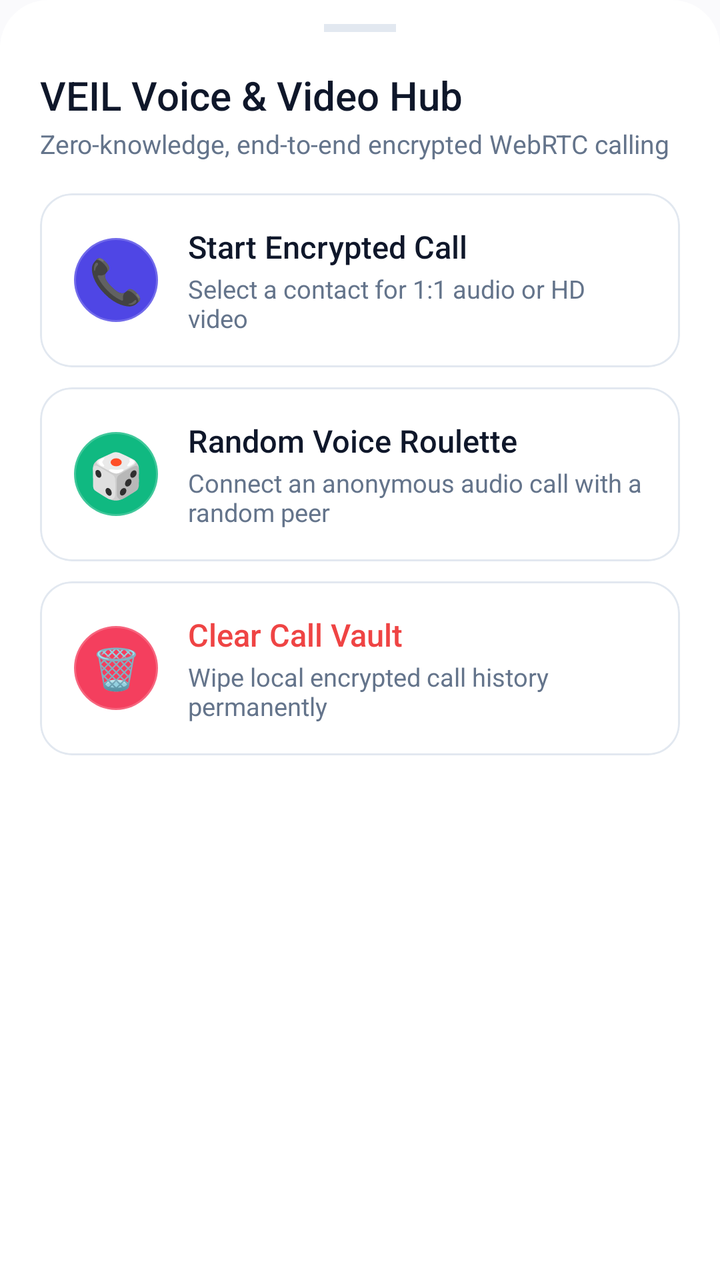
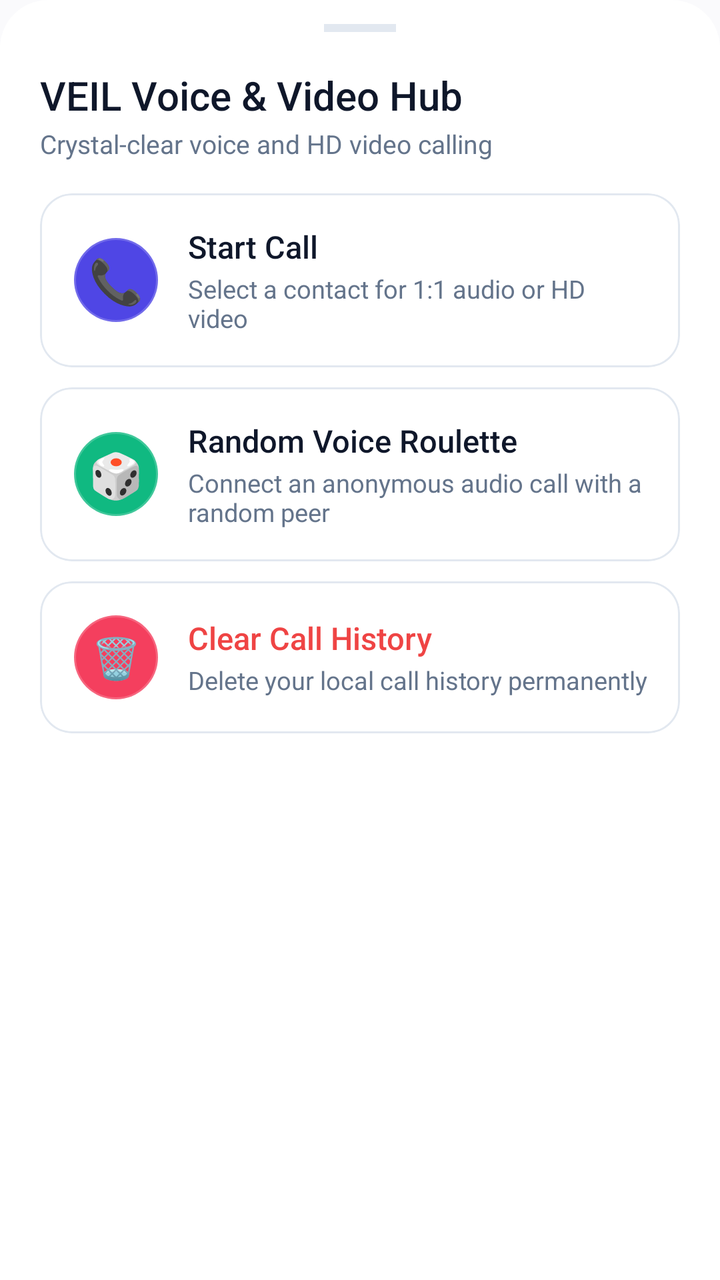

The first picture is an Android layout as it rendered before a commit; the second is the same layout after the commit. The layout source and the unified diff follow.
<!-- AndroidManifest.xml: application theme Theme.VEIL -->
<!-- res/layout/dialog_call_hub_sheet.xml -->
<?xml version="1.0" encoding="utf-8"?>
<LinearLayout xmlns:android="http://schemas.android.com/apk/res/android"
    xmlns:app="http://schemas.android.com/apk/res-auto"
    android:layout_width="match_parent"
    android:layout_height="wrap_content"
    android:orientation="vertical"
    android:background="@drawable/bottom_sheet_background"
    android:paddingStart="20dp"
    android:paddingEnd="20dp"
    android:paddingTop="12dp"
    android:paddingBottom="24dp">

    
    <View
        android:layout_width="36dp"
        android:layout_height="4dp"
        android:background="@color/colorOutline"
        android:layout_gravity="center_horizontal"
        android:layout_marginBottom="18dp" />

    <TextView
        android:layout_width="wrap_content"
        android:layout_height="wrap_content"
        android:text="VEIL Voice &amp; Video Hub"
        android:textColor="@color/textPrimary"
        android:textSize="20sp"
        android:fontFamily="sans-serif-medium" />

    <TextView
        android:layout_width="wrap_content"
        android:layout_height="wrap_content"
        android:text="Zero-knowledge, end-to-end encrypted WebRTC calling"
        android:textColor="@color/textSecondary"
        android:textSize="13sp"
        android:layout_marginTop="2dp"
        android:layout_marginBottom="16dp" />

    
    <com.google.android.material.card.MaterialCardView
        android:id="@+id/cardCallHubDirect"
        android:layout_width="match_parent"
        android:layout_height="wrap_content"
        android:layout_marginBottom="10dp"
        app:cardCornerRadius="16dp"
        app:cardElevation="0dp"
        app:strokeWidth="1dp"
        app:strokeColor="@color/colorOutline"
        app:cardBackgroundColor="@color/colorSurface">

        <LinearLayout
            android:layout_width="match_parent"
            android:layout_height="wrap_content"
            android:orientation="horizontal"
            android:gravity="center_vertical"
            android:padding="16dp">

            <TextView
                android:layout_width="44dp"
                android:layout_height="44dp"
                android:gravity="center"
                android:text="📞"
                android:textSize="22sp"
                android:background="@drawable/bg_swatch_indigo"
                android:layout_marginEnd="14dp" />

            <LinearLayout
                android:layout_width="0dp"
                android:layout_height="wrap_content"
                android:layout_weight="1"
                android:orientation="vertical">

                <TextView
                    android:layout_width="wrap_content"
                    android:layout_height="wrap_content"
                    android:text="Start Encrypted Call"
                    android:textColor="@color/textPrimary"
                    android:textSize="15.5sp"
                    android:fontFamily="sans-serif-medium" />

                <TextView
                    android:layout_width="wrap_content"
                    android:layout_height="wrap_content"
                    android:text="Select a contact for 1:1 audio or HD video"
                    android:textColor="@color/textSecondary"
                    android:textSize="12.5sp"
                    android:layout_marginTop="2dp" />
            </LinearLayout>
        </LinearLayout>
    </com.google.android.material.card.MaterialCardView>

    
    <com.google.android.material.card.MaterialCardView
        android:id="@+id/cardCallHubRoulette"
        android:layout_width="match_parent"
        android:layout_height="wrap_content"
        android:layout_marginBottom="10dp"
        app:cardCornerRadius="16dp"
        app:cardElevation="0dp"
        app:strokeWidth="1dp"
        app:strokeColor="@color/colorOutline"
        app:cardBackgroundColor="@color/colorSurface">

        <LinearLayout
            android:layout_width="match_parent"
            android:layout_height="wrap_content"
            android:orientation="horizontal"
            android:gravity="center_vertical"
            android:padding="16dp">

            <TextView
                android:layout_width="44dp"
                android:layout_height="44dp"
                android:gravity="center"
                android:text="🎲"
                android:textSize="22sp"
                android:background="@drawable/bg_swatch_emerald"
                android:layout_marginEnd="14dp" />

            <LinearLayout
                android:layout_width="0dp"
                android:layout_height="wrap_content"
                android:layout_weight="1"
                android:orientation="vertical">

                <TextView
                    android:layout_width="wrap_content"
                    android:layout_height="wrap_content"
                    android:text="Random Voice Roulette"
                    android:textColor="@color/textPrimary"
                    android:textSize="15.5sp"
                    android:fontFamily="sans-serif-medium" />

                <TextView
                    android:layout_width="wrap_content"
                    android:layout_height="wrap_content"
                    android:text="Connect an anonymous audio call with a random peer"
                    android:textColor="@color/textSecondary"
                    android:textSize="12.5sp"
                    android:layout_marginTop="2dp" />
            </LinearLayout>
        </LinearLayout>
    </com.google.android.material.card.MaterialCardView>

    
    <com.google.android.material.card.MaterialCardView
        android:id="@+id/cardCallHubClear"
        android:layout_width="match_parent"
        android:layout_height="wrap_content"
        app:cardCornerRadius="16dp"
        app:cardElevation="0dp"
        app:strokeWidth="1dp"
        app:strokeColor="@color/colorOutline"
        app:cardBackgroundColor="@color/colorSurface">

        <LinearLayout
            android:layout_width="match_parent"
            android:layout_height="wrap_content"
            android:orientation="horizontal"
            android:gravity="center_vertical"
            android:padding="16dp">

            <TextView
                android:layout_width="44dp"
                android:layout_height="44dp"
                android:gravity="center"
                android:text="🗑️"
                android:textSize="20sp"
                android:background="@drawable/bg_swatch_rose"
                android:layout_marginEnd="14dp" />

            <LinearLayout
                android:layout_width="0dp"
                android:layout_height="wrap_content"
                android:layout_weight="1"
                android:orientation="vertical">

                <TextView
                    android:layout_width="wrap_content"
                    android:layout_height="wrap_content"
                    android:text="Clear Call Vault"
                    android:textColor="#EF4444"
                    android:textSize="15.5sp"
                    android:fontFamily="sans-serif-medium" />

                <TextView
                    android:layout_width="wrap_content"
                    android:layout_height="wrap_content"
                    android:text="Wipe local encrypted call history permanently"
                    android:textColor="@color/textSecondary"
                    android:textSize="12.5sp"
                    android:layout_marginTop="2dp" />
            </LinearLayout>
        </LinearLayout>
    </com.google.android.material.card.MaterialCardView>

</LinearLayout>
<!-- resources referenced by this layout -->
<resources>
  <color name="colorOutline">#E2E8F0</color>
  <color name="colorSurface">#FFFFFF</color>
  <color name="textPrimary">#0F172A</color>
  <color name="textSecondary">#64748B</color>
  <!-- drawable bg_swatch_emerald (drawable) -->
  <?xml version="1.0" encoding="utf-8"?>
  <shape xmlns:android="http://schemas.android.com/apk/res/android"
      android:shape="oval">
      <solid android:color="#10B981" />
      <stroke android:width="2dp" android:color="#33FFFFFF" />
  </shape>
  <!-- drawable bg_swatch_indigo (drawable) -->
  <?xml version="1.0" encoding="utf-8"?>
  <shape xmlns:android="http://schemas.android.com/apk/res/android"
      android:shape="oval">
      <solid android:color="#4F46E5" />
      <stroke android:width="2dp" android:color="#33FFFFFF" />
  </shape>
  <!-- drawable bg_swatch_rose (drawable) -->
  <?xml version="1.0" encoding="utf-8"?>
  <shape xmlns:android="http://schemas.android.com/apk/res/android"
      android:shape="oval">
      <solid android:color="#F43F5E" />
      <stroke android:width="2dp" android:color="#33FFFFFF" />
  </shape>
  <!-- drawable bottom_sheet_background (drawable) -->
  <?xml version="1.0" encoding="utf-8"?>
  <shape xmlns:android="http://schemas.android.com/apk/res/android">
      <solid android:color="@color/colorSurface" />
      <corners
          android:topLeftRadius="24dp"
          android:topRightRadius="24dp" />
  </shape>
  <style name="Theme.VEIL" parent="Base.Theme.VEIL" />
  <style name="Base.Theme.VEIL" parent="Theme.Material3.DayNight.NoActionBar">
          <item name="android:statusBarColor">@android:color/transparent</item>
          <item name="android:navigationBarColor">@android:color/transparent</item>
          <item name="android:windowLightStatusBar" tools:targetApi="m">true</item>
          <item name="colorPrimary">@color/colorPrimary</item>
          <item name="colorOnPrimary">@color/colorOnPrimary</item>
          <item name="colorPrimaryContainer">@color/colorPrimaryContainer</item>
          <item name="colorOnPrimaryContainer">@color/colorOnPrimaryContainer</item>
          <item name="colorSurface">@color/colorSurface</item>
          <item name="colorSurfaceVariant">@color/colorSurfaceVariant</item>
          <item name="colorOutline">@color/colorOutline</item>
          <item name="android:colorBackground">@color/colorBackground</item>
          <item name="bottomSheetDialogTheme">@style/ModernBottomSheetDialogTheme</item>
      </style>
  <color name="colorPrimary">#4F46E5</color>
  <color name="colorOnPrimary">#FFFFFF</color>
  <color name="colorPrimaryContainer">#EEF2FF</color>
  <color name="colorOnPrimaryContainer">#3730A3</color>
  <color name="colorSurfaceVariant">#F1F5F9</color>
  <color name="colorBackground">#FAFAFC</color>
  <style name="ModernBottomSheetDialogTheme" parent="Theme.Material3.DayNight.BottomSheetDialog">
          <item name="bottomSheetStyle">@style/ModernBottomSheetStyle</item>
          <item name="android:windowIsFloating">false</item>
          <item name="android:statusBarColor">@android:color/transparent</item>
          <item name="android:navigationBarColor">@android:color/transparent</item>
      </style>
  <style name="ModernBottomSheetStyle" parent="Widget.Material3.BottomSheet">
          <item name="android:background">@android:color/transparent</item>
      </style>
</resources>

<!-- the commit's change to res/layout/dialog_call_hub_sheet.xml (unified diff, before → after) -->
@@ -29,7 +29,7 @@
     <TextView
         android:layout_width="wrap_content"
         android:layout_height="wrap_content"
-        android:text="Zero-knowledge, end-to-end encrypted WebRTC calling"
+        android:text="Crystal-clear voice and HD video calling"
         android:textColor="@color/textSecondary"
         android:textSize="13sp"
         android:layout_marginTop="2dp"
@@ -72,7 +72,7 @@
                 <TextView
                     android:layout_width="wrap_content"
                     android:layout_height="wrap_content"
-                    android:text="Start Encrypted Call"
+                    android:text="Start Call"
                     android:textColor="@color/textPrimary"
                     android:textSize="15.5sp"
                     android:fontFamily="sans-serif-medium" />
@@ -177,7 +177,7 @@
                 <TextView
                     android:layout_width="wrap_content"
                     android:layout_height="wrap_content"
-                    android:text="Clear Call Vault"
+                    android:text="Clear Call History"
                     android:textColor="#EF4444"
                     android:textSize="15.5sp"
                     android:fontFamily="sans-serif-medium" />
@@ -185,7 +185,7 @@
                 <TextView
                     android:layout_width="wrap_content"
                     android:layout_height="wrap_content"
-                    android:text="Wipe local encrypted call history permanently"
+                    android:text="Delete your local call history permanently"
                     android:textColor="@color/textSecondary"
                     android:textSize="12.5sp"
                     android:layout_marginTop="2dp" />
